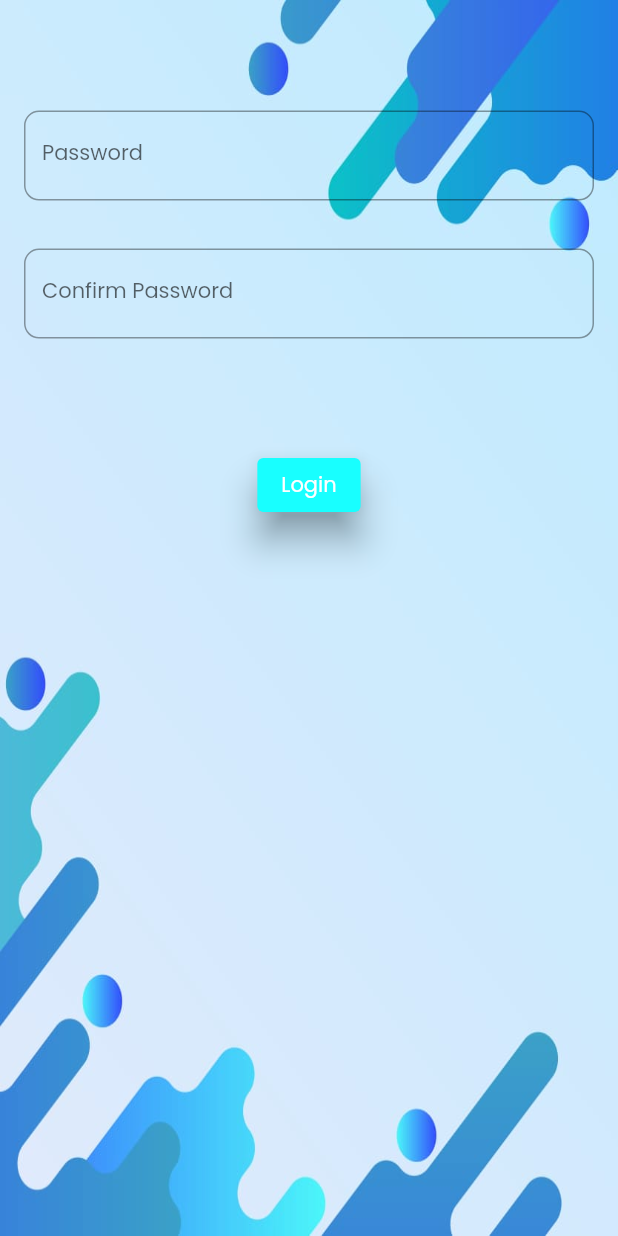
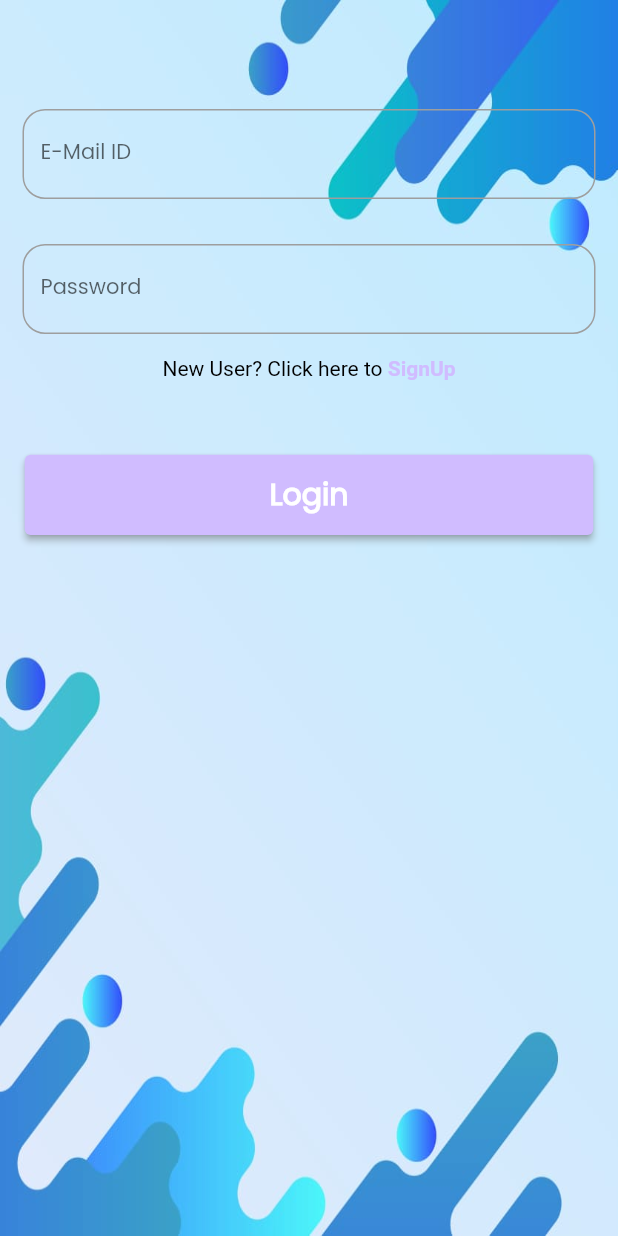
Before and after one commit to ChandanGupta31/ai, a Flutter app: the Login screen opened by its route, on a phone screen of 412 x 824 dp. Run offline on Flutter 3.47's test engine with Material 2 defaults, Android fonts, the phone set to English and light mode, and no system bars; our stand-ins replace firebase_core; accounts and stored records are empty.

Commit message:
SignUp and Login UI Created

```diff
--- a/lib/main.dart
+++ b/lib/main.dart
@@ -25,7 +25,7 @@ void main() {
   runApp(MaterialApp(
 
     debugShowCheckedModeBanner: false,
-    initialRoute: 'home',
+    initialRoute: 'login',
 
     routes: {
       'signup' : (context) => SignUp(),
--- a/lib/screens/home.dart
+++ b/lib/screens/home.dart
@@ -11,10 +11,10 @@ class Home extends StatelessWidget {
         height: MediaQuery.of(context).size.height,
         width: MediaQuery.of(context).size.width,
         child: GridView.extent(
-          maxCrossAxisExtent: 300,
+          maxCrossAxisExtent: 250,
           crossAxisSpacing: 20,
           mainAxisSpacing: 20,
-          childAspectRatio: 0.92,
+          childAspectRatio: MediaQuery.of(context).size.width<420 ? 0.92 : 1,
           padding: EdgeInsets.all(MediaQuery.of(context).size.width*0.04),
           children: [
             homeItem(context, 'assets/images/image_to_text.png', 'Image to Text'),
--- a/lib/screens/login.dart
+++ b/lib/screens/login.dart
@@ -1,80 +1,136 @@
+import 'package:flutter/gestures.dart';
 import 'package:flutter/material.dart';
 
 import 'home.dart';
 
-
 class Login extends StatelessWidget {
   Login({super.key});
 
+  var email = TextEditingController();
+  var password = TextEditingController();
+
   @override
   Widget build(BuildContext context) {
-    var password = TextEditingController();
-    var conf_pass = TextEditingController();
+
+    void signUp(){
+      Navigator.pushNamed(context, 'signup');
+    }
+
+    void login(){
+
+    }
+
     return Scaffold(
       body: SingleChildScrollView(
         scrollDirection: Axis.vertical,
-        child:Stack(
-            children: [
-            Image.asset('assets/images/background.jpg',height: MediaQuery.of(context).size.height,width: MediaQuery.of(context).size.width,fit: BoxFit.fill),
+        child: Stack(children: [
+          Image.asset('assets/images/background.jpg',
+              height: MediaQuery.of(context).size.height,
+              width: MediaQuery.of(context).size.width,
+              fit: BoxFit.fill),
           Column(
             children: [
-            SizedBox(height: MediaQuery.of(context).size.height*0.07,),
+              SizedBox(
+                height: MediaQuery.of(context).size.height * 0.07,
+              ),
               Padding(
-              padding: const EdgeInsets.all(16.0),
-              child:  TextField(
-                  controller:password ,
+                padding: EdgeInsets.all(15),
+                child: TextField(
+                  controller: email,
                   keyboardType: TextInputType.visiblePassword,
                   decoration: InputDecoration(
-                      label: Text('Password'),
+                    label: Text('E-Mail ID'),
                     focusedBorder: OutlineInputBorder(
-                          borderSide: BorderSide(color: Colors.cyanAccent)
+                        borderRadius: BorderRadius.circular(15),
+                        borderSide: BorderSide(
+                          color: Theme.of(context).primaryColor,
+                          width: 1,
+                        )),
+                    enabledBorder: OutlineInputBorder(
+                        borderRadius: BorderRadius.circular(15),
+                        borderSide: BorderSide(
+                          color: Colors.grey,
+                          width: 1,
+                        )),
+                    border: OutlineInputBorder(
+                      borderRadius: BorderRadius.circular(15),
                     ),
-                      border: OutlineInputBorder(
-                        borderRadius: BorderRadius.all(Radius.circular(10.0)),
-                      )
                   ),
                   style: TextStyle(
                     fontSize: 14,
                   ),
                 ),
-
               ),
               Padding(
-              padding: const EdgeInsets.all(16.0),
+                padding: EdgeInsets.all(15),
                 child: TextField(
-                  controller: conf_pass,
+                  controller: password,
                   keyboardType: TextInputType.visiblePassword,
                   decoration: InputDecoration(
-                      label: Text('Confirm Password'),
+                    label: Text('Password'),
                     focusedBorder: OutlineInputBorder(
-                          borderSide: BorderSide(color: Colors.cyanAccent)
+                        borderRadius: BorderRadius.circular(15),
+                        borderSide: BorderSide(
+                          color: Theme.of(context).primaryColor,
+                          width: 1,
+                        )),
+                    enabledBorder: OutlineInputBorder(
+                        borderRadius: BorderRadius.circular(15),
+                        borderSide: BorderSide(
+                          color: Colors.grey,
+                          width: 1,
+                        )),
+                    border: OutlineInputBorder(
+                      borderRadius: BorderRadius.circular(15),
                     ),
-                      border: OutlineInputBorder(
-                        borderRadius: BorderRadius.all(Radius.circular(10.0)),
-                      )
                   ),
                   style: TextStyle(
                     fontSize: 14,
                   ),
                 ),
-
               ),
-            SizedBox(height: MediaQuery.of(context).size.height*0.07,),
-            ElevatedButton(
-                onPressed: (){
-                  Navigator.pushReplacement(context,MaterialPageRoute(builder: (context)=>Home()) );
+              RichText(
+                text: TextSpan(
+                  style: TextStyle(fontSize: 14, color: Colors.black),
+                  children: [
+                    TextSpan(text: 'New User? Click here to '),
+                    TextSpan(
+                      text: 'SignUp',
+                      style: TextStyle(
+                          fontWeight: FontWeight.bold,
+                          color: Theme.of(context).primaryColor
+                      ),
+                      recognizer: TapGestureRecognizer()
+                        ..onTap = () {
+                            signUp();
                         },
-                child: Text('Login'),
-              style: ElevatedButton.styleFrom(
-                elevation: 10,
-                backgroundColor: Colors.cyanAccent,
-                shadowColor: Colors.blueGrey
-              )
                     ),
                   ],
                 ),
-        ]
               ),
+              SizedBox(
+                height: MediaQuery.of(context).size.height * 0.06,
+              ),
+              Container(
+                width: MediaQuery.of(context).size.width*0.92,
+                height: MediaQuery.of(context).size.height*0.065,
+                child: ElevatedButton(
+                    onPressed: login,
+                    child: Text(
+                      'Login',
+                      style: TextStyle(
+                        fontSize: 20,
+                        fontWeight: FontWeight.w700,
+                      ),
+                    ),
+                    style: ElevatedButton.styleFrom(
+                        backgroundColor: Theme.of(context).primaryColor,
+                        shadowColor: Colors.grey),
+                ),
+              ),
+            ],
+          ),
+        ]),
       ),
     );
   }
```
Also changed, not shown: lib/screens/sign_up.dart (+83 -57 lines). Lines whose indentation alone changed are shown as unchanged.
